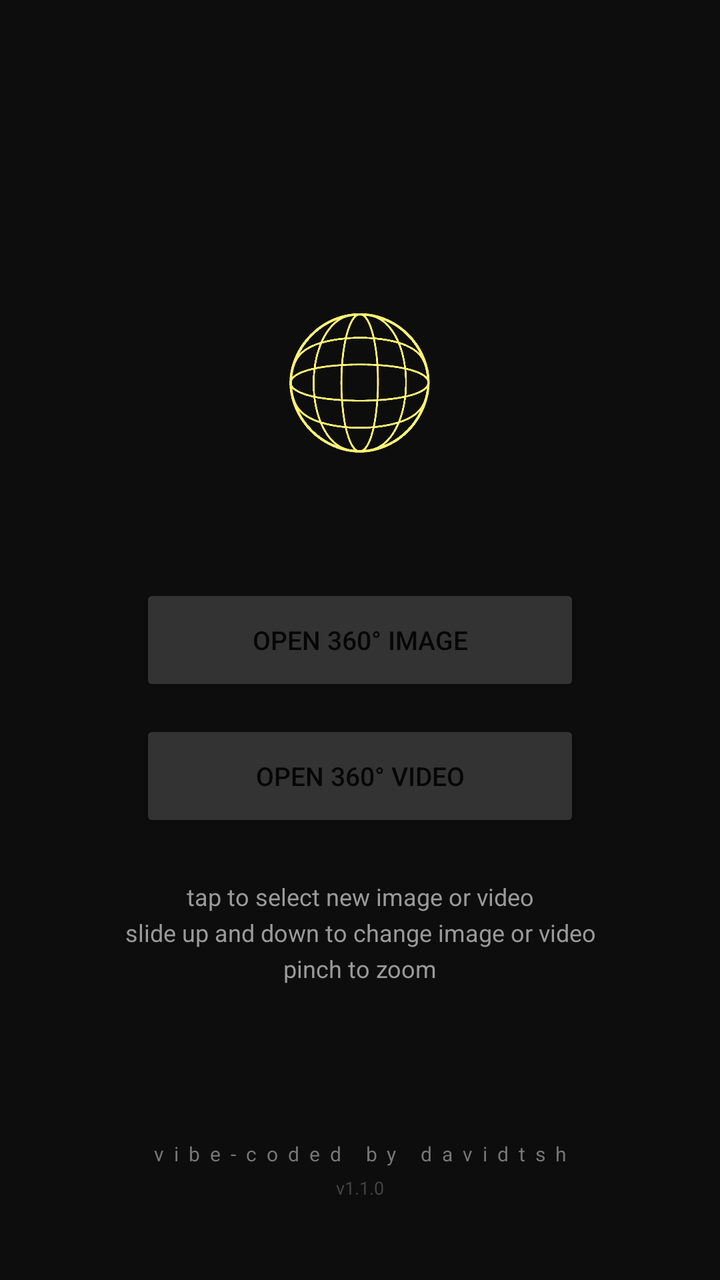
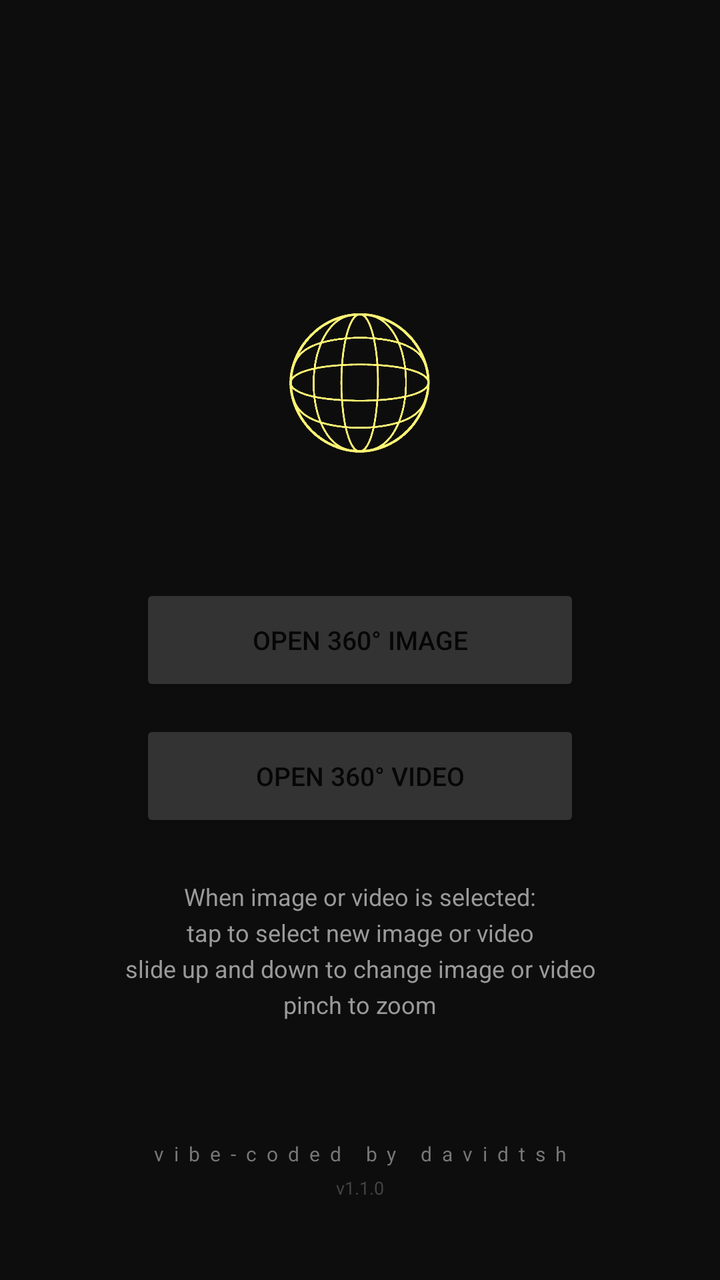

Before-and-after screenshots of an Android layout around one commit, followed by the original layout XML and the change that was made.
<!-- AndroidManifest.xml: application theme Theme.XReal360Viewer -->
<!-- res/layout/activity_main.xml -->
<?xml version="1.0" encoding="utf-8"?>
<androidx.constraintlayout.widget.ConstraintLayout
    xmlns:android="http://schemas.android.com/apk/res/android"
    xmlns:app="http://schemas.android.com/apk/res-auto"
    xmlns:tools="http://schemas.android.com/tools"
    android:layout_width="match_parent"
    android:layout_height="match_parent"
    android:background="#0D0D0D">

    <ImageView
        android:id="@+id/imgSphereLogo"
        android:layout_width="140dp"
        android:layout_height="140dp"
        android:layout_marginBottom="28dp"
        android:contentDescription="@string/app_name"
        android:scaleType="fitCenter"
        android:src="@drawable/ic_launcher_foreground"
        app:layout_constraintBottom_toTopOf="@id/btnPickImage"
        app:layout_constraintEnd_toEndOf="parent"
        app:layout_constraintStart_toStartOf="parent" />

    <Button
        android:id="@+id/btnPickImage"
        android:layout_width="220dp"
        android:layout_height="56dp"
        android:text="Open 360° Image"
        android:textSize="13sp"
        android:backgroundTint="#333333"
        app:layout_constraintTop_toTopOf="parent"
        app:layout_constraintBottom_toBottomOf="parent"
        app:layout_constraintStart_toStartOf="parent"
        app:layout_constraintEnd_toEndOf="parent"/>

    <Button
        android:id="@+id/btnPickVideo"
        android:layout_width="220dp"
        android:layout_height="56dp"
        android:layout_marginTop="12dp"
        android:text="Open 360° Video"
        android:textSize="13sp"
        android:backgroundTint="#333333"
        app:layout_constraintTop_toBottomOf="@id/btnPickImage"
        app:layout_constraintStart_toStartOf="parent"
        app:layout_constraintEnd_toEndOf="parent"/>

    <TextView
        android:id="@+id/tvInstructions"
        android:layout_width="0dp"
        android:layout_height="wrap_content"
        android:layout_marginStart="32dp"
        android:layout_marginTop="24dp"
        android:layout_marginEnd="32dp"
        android:gravity="center"
        android:lineSpacingExtra="4dp"
        android:text="tap to select new image or video&#10;slide up and down to change image or video&#10;pinch to zoom"
        android:textColor="#9A9A9A"
        android:textSize="12sp"
        app:layout_constraintEnd_toEndOf="parent"
        app:layout_constraintStart_toStartOf="parent"
        app:layout_constraintTop_toBottomOf="@id/btnPickVideo" />

    <TextView
        android:id="@+id/tvCredit"
        android:layout_width="wrap_content"
        android:layout_height="wrap_content"
        android:layout_marginBottom="4dp"
        android:text="vibe-coded by davidtsh"
        android:textColor="#777777"
        android:textSize="10sp"
        android:letterSpacing="0.5"
        app:layout_constraintBottom_toTopOf="@id/tvVersion"
        app:layout_constraintEnd_toEndOf="parent"
        app:layout_constraintStart_toStartOf="parent" />

    <TextView
        android:id="@+id/tvVersion"
        android:layout_width="wrap_content"
        android:layout_height="wrap_content"
        android:layout_marginBottom="40dp"
        android:text="v1.1.0"
        android:textColor="#444444"
        android:textSize="9sp"
        app:layout_constraintBottom_toBottomOf="parent"
        app:layout_constraintEnd_toEndOf="parent"
        app:layout_constraintStart_toStartOf="parent" />

</androidx.constraintlayout.widget.ConstraintLayout>
<!-- resources referenced by this layout -->
<resources>
  <!-- drawable ic_launcher_foreground: png bitmap (drawable, 100624 bytes) -->
  <string name="app_name">XREAL 360° Viewer</string>
  <style name="Theme.XReal360Viewer" parent="Theme.MaterialComponents.DayNight.NoActionBar">
          <item name="colorPrimary">#1A73E8</item>
          <item name="colorPrimaryVariant">#1557B0</item>
          <item name="colorOnPrimary">#FFFFFF</item>
          <item name="android:windowBackground">#000000</item>
          <item name="android:windowSplashScreenBackground">#000000</item>
          <item name="android:windowSplashScreenAnimatedIcon">@drawable/transparent</item>
      </style>
  <!-- drawable transparent (drawable) -->
  <?xml version="1.0" encoding="utf-8"?>
  <shape xmlns:android="http://schemas.android.com/apk/res/android">
      <solid android:color="@android:color/transparent" />
  </shape>
</resources>

<!-- the commit's change to res/layout/activity_main.xml (unified diff, before → after) -->
@@ -52,7 +52,7 @@
         android:layout_marginEnd="32dp"
         android:gravity="center"
         android:lineSpacingExtra="4dp"
-        android:text="tap to select new image or video&#10;slide up and down to change image or video&#10;pinch to zoom"
+        android:text="When image or video is selected:&#10;tap to select new image or video&#10;slide up and down to change image or video&#10;pinch to zoom"
         android:textColor="#9A9A9A"
         android:textSize="12sp"
         app:layout_constraintEnd_toEndOf="parent"
